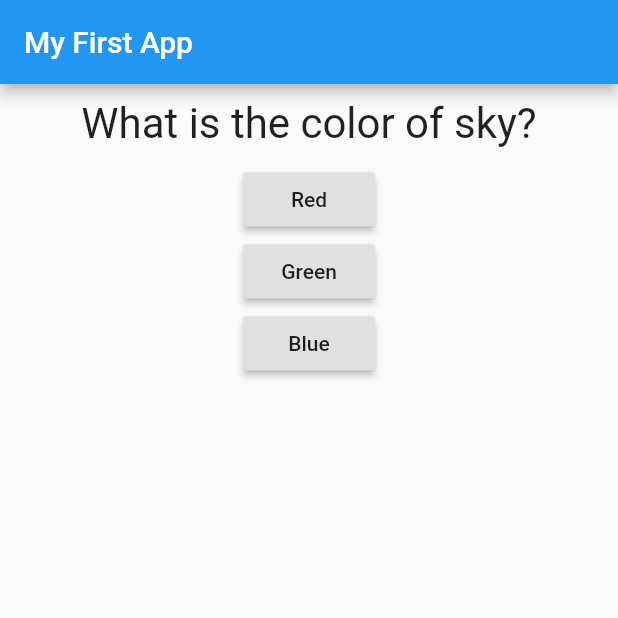
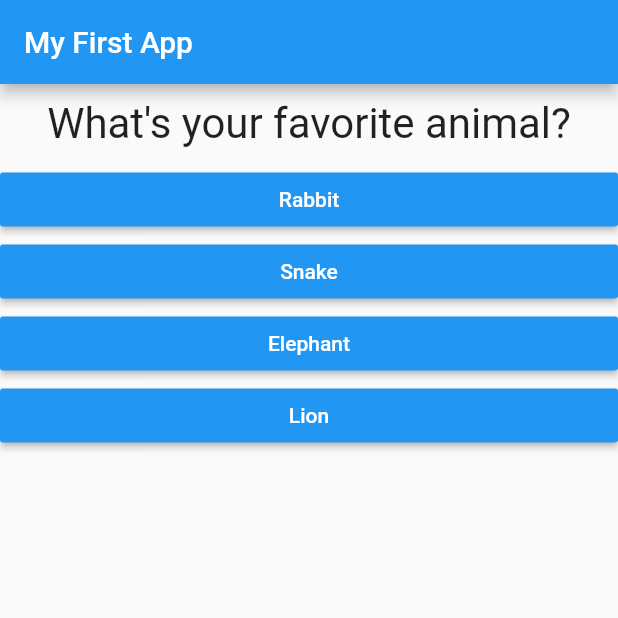
Before and after one commit to fmniloyuk/FlutterQuiz, a Flutter app: the screen it shows after launch, after a tap on "Red", on a phone screen of 412 x 824 dp, the top half of it. Run offline on Flutter 3.47's test engine with Material 2 defaults, Android fonts, the phone set to English and light mode, and no system bars.

Commit message:
question, answer widgets updated

```diff
--- a/lib/answer.dart
+++ b/lib/answer.dart
@@ -0,0 +1,21 @@
+import 'package:flutter/material.dart';
+
+class Answer extends StatelessWidget {
+  final Function selectHandler;
+  final String answerText;
+
+  Answer(this.selectHandler, this.answerText);
+
+  @override
+  Widget build(BuildContext context) {
+    return Container(
+      width: double.infinity,
+      child: RaisedButton(
+        color: Colors.blue,
+        textColor: Colors.white,
+        child: Text(answerText),
+        onPressed: selectHandler,
+      ),
+    );
+  }
+}
--- a/lib/main.dart
+++ b/lib/main.dart
@@ -1,52 +1,63 @@
-// ignore_for_file: prefer_const_constructors
-// import 'dart:async';
 import 'package:flutter/material.dart';
+
 import './question.dart';
+import './answer.dart';
 
-// void main() {
-//   runApp(MyApp());
-// }
-
-main() => runApp(MyApp());
+void main() => runApp(MyApp());
 
 class MyApp extends StatefulWidget {
   @override
-  State<MyApp> createState() => _MyAppState();
+  State<StatefulWidget> createState() {
+    // TODO: implement createState
+    return _MyAppState();
+  }
 }
 
 class _MyAppState extends State<MyApp> {
   var _questionIndex = 0;
 
+  var questions = [
+    {
+      'questionText': 'What\'s your favorite color?',
+      'answers': ['Black', 'Red', 'Green', 'White'],
+    },
+    {
+      'questionText': 'What\'s your favorite animal?',
+      'answers': ['Rabbit', 'Snake', 'Elephant', 'Lion'],
+    },
+    {
+      'questionText': 'Who\'s your favorite instructor?',
+      'answers': ['Max', 'Max', 'Max', 'Max'],
+    },
+  ];
+
   void _answerQuestion() {
-    //Re-run the build method to change state
     setState(() {
-      if (_questionIndex < questions.length - 1) {
-        _questionIndex = _questionIndex + 1;
-      }
-    }); // setState
+      if(_questionIndex < questions.length - 1)
+      _questionIndex += 1;
+    });
     print(_questionIndex);
   }
 
-  var questions = [
-    'What is your favourite color?',
-    'What is the color of sky?',
-    'What is the color of grass?'
-  ];
-
   @override
   Widget build(BuildContext context) {
+
     return MaterialApp(
       home: Scaffold(
         appBar: AppBar(
           title: Text('My First App'),
         ),
-        // body
-        body: Column(children: [
-          Question(questions[_questionIndex]),
-          RaisedButton(child: Text('Red'), onPressed: _answerQuestion),
-          RaisedButton(child: Text('Green'), onPressed: _answerQuestion),
-          RaisedButton(child: Text('Blue'), onPressed: _answerQuestion)
-        ]),
+        body: Column(
+          children: [
+            Question(
+              questions[_questionIndex]['questionText'],
+            ),
+            ...(questions[_questionIndex]['answers'] as List<String>)
+                .map((answer) {
+              return Answer(_answerQuestion, answer);
+            }).toList()
+          ],
+        ),
       ),
     );
   }
--- a/pubspec.yaml
+++ b/pubspec.yaml
@@ -18,7 +18,7 @@ publish_to: 'none' # Remove this line if you wish to publish to pub.dev
 version: 1.0.0+1
 
 environment:
-  sdk: ">=2.16.1 <3.0.0"
+  sdk: ">=2.11.0 <3.0.0"
 
 # Dependencies specify other packages that your package needs in order to work.
 # To automatically upgrade your package dependencies to the latest versions
```
Also changed, not shown: pubspec.lock.
